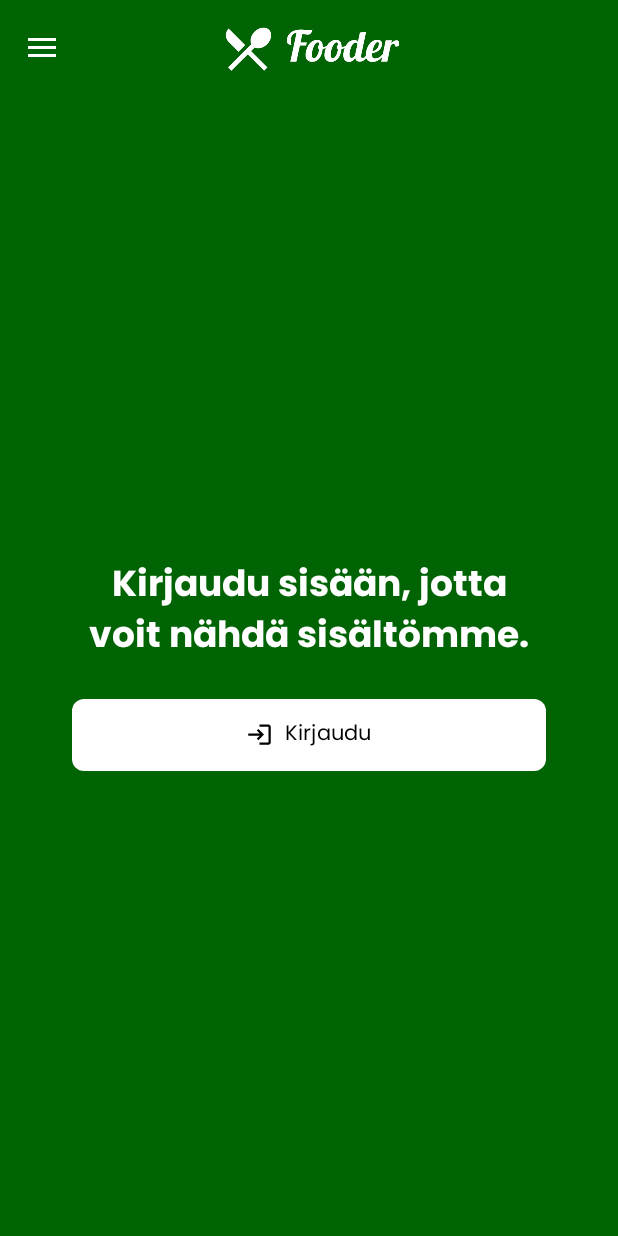
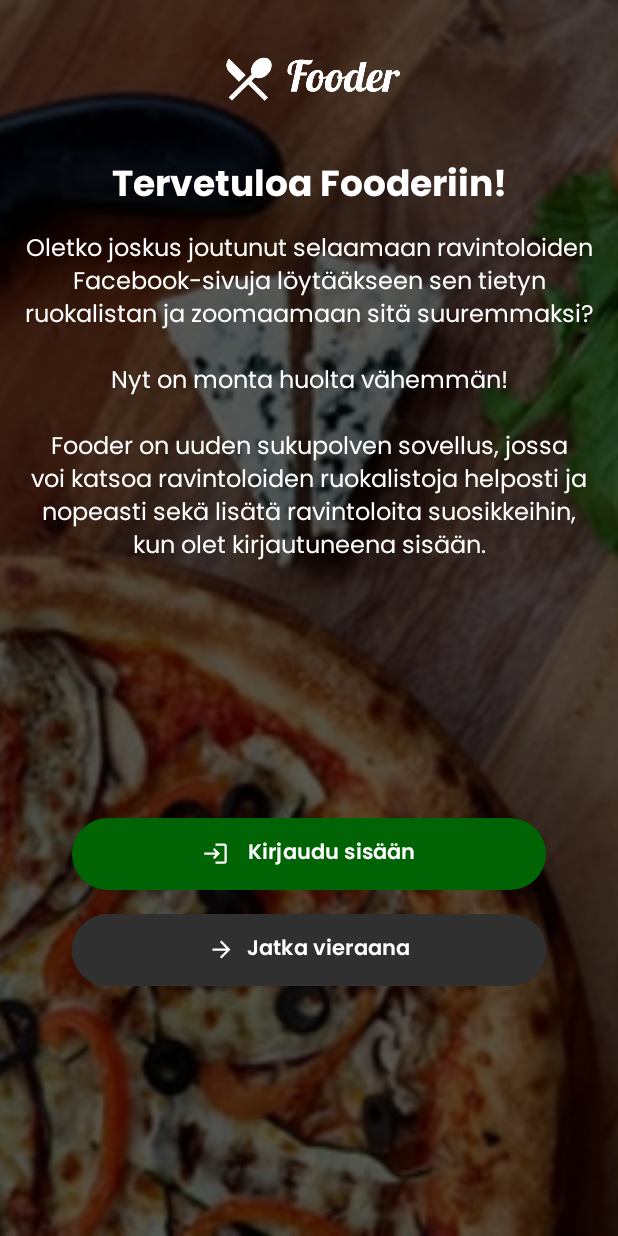
Before and after one commit to Mariapori/Fooder-Android, an Android app: the screen it shows after launch (MainActivity before the commit, OnboardingActivity after it), on a phone screen of 412 x 824 dp. Run offline under Robolectric (Android 15) with nearby library versions, the phone set to English and light mode, and no system bars; our stand-ins replace Firebase (no records; nobody signed in at launch, a user with empty details on screens opened directly).

Commit message:
Onboarding-sivu ja vapaaehtoinen kirjautuminen lisätty sekä muokattu tekstiä.

```diff
--- a/app/src/main/java/fi/jesunmaailma/fooder/android/ui/activities/MainActivity.java
+++ b/app/src/main/java/fi/jesunmaailma/fooder/android/ui/activities/MainActivity.java
@@ -16,13 +16,11 @@ import android.os.Bundle;
 import android.util.Log;
 import android.view.MenuItem;
 import android.view.View;
-import android.widget.LinearLayout;
 import android.widget.ProgressBar;
 import android.widget.TextView;
 
 import com.google.android.gms.tasks.OnCompleteListener;
 import com.google.android.gms.tasks.Task;
-import com.google.android.material.button.MaterialButton;
 import com.google.android.material.navigation.NavigationView;
 import com.google.android.material.snackbar.Snackbar;
 import com.google.firebase.analytics.FirebaseAnalytics;
@@ -38,6 +36,7 @@ import org.json.JSONObject;
 
 import java.util.ArrayList;
 import java.util.List;
+import java.util.Objects;
 
 import fi.jesunmaailma.fooder.android.R;
 import fi.jesunmaailma.fooder.android.adapters.RestaurantAdapter;
@@ -62,10 +61,7 @@ public class MainActivity extends AppCompatActivity
     FirebaseFirestore database;
     DocumentReference documentReference;
 
-    LinearLayout authRequiredContainer;
-
     TextView tvHeadline;
-    MaterialButton mbLogin;
 
     Toolbar toolbar;
     DrawerLayout drawer;
@@ -104,8 +100,6 @@ public class MainActivity extends AppCompatActivity
         setSupportActionBar(toolbar);
 
         tvHeadline = findViewById(R.id.headline);
-        authRequiredContainer = findViewById(R.id.auth_required_container);
-        mbLogin = findViewById(R.id.loginBtn);
 
         drawer = findViewById(R.id.drawer);
         toggle = new ActionBarDrawerToggle(
@@ -121,8 +115,6 @@ public class MainActivity extends AppCompatActivity
         navigationView.setNavigationItemSelectedListener(this);
 
         snackBar = findViewById(R.id.snackbar);
-
-        progressBar.setVisibility(View.VISIBLE);
 
         restaurantList = new ArrayList<>();
 
@@ -146,19 +138,13 @@ public class MainActivity extends AppCompatActivity
         });
 
         if (user == null) {
-            authRequiredContainer.setVisibility(View.VISIBLE);
-            swipeRefreshLayout.setVisibility(View.GONE);
+            progressBar.setVisibility(View.VISIBLE);
             rvRestaurantList.setVisibility(View.GONE);
 
-            mbLogin.setOnClickListener(new View.OnClickListener() {
-                @Override
-                public void onClick(View v) {
-                    startActivity(new Intent(getApplicationContext(), LoginActivity.class));
-                }
-            });
+            getRestaurants(getResources().getString(R.string.digiruokalista_api_base_url) + "HaeYritykset");
         } else {
-            authRequiredContainer.setVisibility(View.GONE);
             progressBar.setVisibility(View.VISIBLE);
+            rvRestaurantList.setVisibility(View.GONE);
 
             documentReference = database.collection("Users").document(user.getUid());
             documentReference.get().addOnCompleteListener(new OnCompleteListener<DocumentSnapshot>() {
@@ -176,7 +162,7 @@ public class MainActivity extends AppCompatActivity
                         tvHeadline.setText(
                                 String.format(
                                         "Morjensta pöytään,\n%s!",
-                                        user.getDisplayName()
+                                        getFirstName(Objects.requireNonNull(user.getDisplayName()))
                                 )
                         );
                     }
@@ -184,6 +170,14 @@ public class MainActivity extends AppCompatActivity
             });
             getRestaurants(getResources().getString(R.string.digiruokalista_api_base_url) + "HaeYritykset");
         }
+    }
+
+    public String getFirstName(String fullName) {
+        int index = fullName.lastIndexOf(" ");
+        if (index > -1) {
+            return fullName.substring(0, index);
+        }
+        return fullName;
     }
 
     public void getRestaurants(String url) {
--- /dev/null
+++ b/app/src/main/java/fi/jesunmaailma/fooder/android/ui/activities/OnboardingActivity.java
@@ -0,0 +1,60 @@
+package fi.jesunmaailma.fooder.android.ui.activities;
+
+import androidx.appcompat.app.AppCompatActivity;
+
+import android.content.Intent;
+import android.os.Bundle;
+import android.view.View;
+
+import com.google.android.material.button.MaterialButton;
+import com.google.firebase.auth.FirebaseAuth;
+import com.google.firebase.auth.FirebaseUser;
+
+import fi.jesunmaailma.fooder.android.R;
+
+public class OnboardingActivity extends AppCompatActivity {
+
+    MaterialButton mbSignIn, mbSkip;
+
+    FirebaseAuth auth;
+    FirebaseUser user;
+
+    @Override
+    protected void onCreate(Bundle savedInstanceState) {
+        super.onCreate(savedInstanceState);
+        setContentView(R.layout.activity_onboarding);
+
+        mbSignIn = findViewById(R.id.btn_sign_in);
+        mbSkip = findViewById(R.id.btn_skip);
+
+        auth = FirebaseAuth.getInstance();
+        user = auth.getCurrentUser();
+
+        // Kirjaudu sisään -nappi vie kirjautumissivulle
+        mbSignIn.setOnClickListener(new View.OnClickListener() {
+            @Override
+            public void onClick(View v) {
+                startActivity(new Intent(getApplicationContext(), LoginActivity.class));
+                finish();
+            }
+        });
+
+        mbSkip.setOnClickListener(new View.OnClickListener() {
+            @Override
+            public void onClick(View v) {
+                startActivity(new Intent(getApplicationContext(), MainActivity.class));
+                finish();
+            }
+        });
+    }
+
+    @Override
+    protected void onStart() {
+        super.onStart();
+
+        if (user != null) {
+            startActivity(new Intent(getApplicationContext(), MainActivity.class));
+            finish();
+        }
+    }
+}
--- a/app/src/main/java/fi/jesunmaailma/fooder/android/ui/activities/RestaurantPage.java
+++ b/app/src/main/java/fi/jesunmaailma/fooder/android/ui/activities/RestaurantPage.java
@@ -167,7 +167,7 @@ public class RestaurantPage extends AppCompatActivity {
             public void onError(String error) {
                 Snackbar snackbar = Snackbar.make(
                         snackBar,
-                        String.format("Hupsista!\nSisältöä ei ladattu. Tarkista Internet-yhteys."),
+                        "Hupsista!\nTarkista Internet-yhteys.",
                         Snackbar.LENGTH_INDEFINITE
                 );
                 snackbar.setAction("Päivitä", new View.OnClickListener() {
--- a/app/src/main/java/fi/jesunmaailma/fooder/android/ui/activities/SplashActivity.java
+++ b/app/src/main/java/fi/jesunmaailma/fooder/android/ui/activities/SplashActivity.java
@@ -39,7 +39,7 @@ public class SplashActivity extends AppCompatActivity {
         handler.postDelayed(new Runnable() {
             @Override
             public void run() {
-                Intent intent = new Intent(getApplicationContext(), MainActivity.class);
+                Intent intent = new Intent(getApplicationContext(), OnboardingActivity.class);
                 startActivity(intent);
                 finish();
             }
--- /dev/null
+++ b/app/src/main/res/drawable/ic_arrow_forward.xml
@@ -0,0 +1,5 @@
+<vector android:autoMirrored="true" android:height="24dp"
+    android:tint="#FFFFFF" android:viewportHeight="24"
+    android:viewportWidth="24" android:width="24dp" xmlns:android="http://schemas.android.com/apk/res/android">
+    <path android:fillColor="@android:color/white" android:pathData="M12,4l-1.41,1.41L16.17,11H4v2h12.17l-5.58,5.59L12,20l8,-8z"/>
+</vector>
--- a/app/src/main/res/layout-sw600dp/activity_login.xml
+++ b/app/src/main/res/layout-sw600dp/activity_login.xml
@@ -188,7 +188,7 @@
                 android:layout_marginEnd="16dp"
                 android:fontFamily="@font/poppins_medium"
                 android:gravity="center"
-                android:text="Fooderissa voit selata ravintoloiden ruokalistoja.\n\nFooderissa käytetään Jesun Maailma -tiliä."
+                android:text="Fooderissa voit selata ravintoloiden ruokalistoja ja kun kirjaudut sisään,\nvoit tallentaa ravintoloita suosikkeihin.\n\nFooderissa käytetään Jesun Maailma -tiliä."
                 android:textAlignment="center"
                 android:textColor="@color/white"
                 android:textSize="14sp"
--- a/app/src/main/res/layout/activity_login.xml
+++ b/app/src/main/res/layout/activity_login.xml
@@ -188,7 +188,7 @@
                 android:layout_marginEnd="16dp"
                 android:fontFamily="@font/poppins_medium"
                 android:gravity="center"
-                android:text="Fooderissa voit selata ravintoloiden ruokalistoja.\n\nFooderissa käytetään Jesun Maailma -tiliä."
+                android:text="Fooderissa voit selata ravintoloiden ruokalistoja ja kun kirjaudut sisään,\nvoit tallentaa ravintoloita suosikkeihin.\n\nFooderissa käytetään Jesun Maailma -tiliä."
                 android:textAlignment="center"
                 android:textColor="@color/white"
                 android:textSize="14sp"
--- /dev/null
+++ b/app/src/main/res/layout/activity_onboarding.xml
@@ -0,0 +1,129 @@
+<?xml version="1.0" encoding="utf-8"?>
+<androidx.constraintlayout.widget.ConstraintLayout xmlns:android="http://schemas.android.com/apk/res/android"
+    xmlns:app="http://schemas.android.com/apk/res-auto"
+    xmlns:tools="http://schemas.android.com/tools"
+    android:layout_width="match_parent"
+    android:layout_height="match_parent"
+    android:background="@color/green"
+    tools:context=".ui.activities.OnboardingActivity">
+
+    <ImageView
+        android:id="@+id/imageView6"
+        android:layout_width="0dp"
+        android:layout_height="0dp"
+        android:foreground="#A6000000"
+        android:scaleType="centerCrop"
+        app:layout_constraintBottom_toBottomOf="parent"
+        app:layout_constraintEnd_toEndOf="parent"
+        app:layout_constraintStart_toStartOf="parent"
+        app:layout_constraintTop_toTopOf="parent"
+        app:srcCompat="@drawable/pizza" />
+
+    <androidx.core.widget.NestedScrollView
+        android:layout_width="match_parent"
+        android:layout_height="match_parent"
+        android:fillViewport="true"
+        app:layout_constraintBottom_toBottomOf="parent"
+        app:layout_constraintEnd_toEndOf="parent"
+        app:layout_constraintStart_toStartOf="parent"
+        app:layout_constraintTop_toTopOf="parent">
+
+        <androidx.constraintlayout.widget.ConstraintLayout
+            android:layout_width="match_parent"
+            android:layout_height="wrap_content">
+
+            <LinearLayout
+                android:layout_width="0dp"
+                android:layout_height="wrap_content"
+                android:layout_marginStart="48dp"
+                android:layout_marginTop="32dp"
+                android:layout_marginEnd="48dp"
+                android:layout_marginBottom="32dp"
+                android:gravity="center"
+                android:orientation="vertical"
+                app:layout_constraintBottom_toBottomOf="parent"
+                app:layout_constraintEnd_toEndOf="parent"
+                app:layout_constraintStart_toStartOf="parent"
+                app:layout_constraintTop_toBottomOf="@+id/linearLayout">
+
+                <com.google.android.material.button.MaterialButton
+                    android:id="@+id/btn_sign_in"
+                    android:layout_width="match_parent"
+                    android:layout_height="wrap_content"
+                    android:fontFamily="@font/poppins_semibold"
+                    android:padding="12dp"
+                    android:text="Kirjaudu sisään"
+                    android:textAlignment="center"
+                    android:textColor="@color/white"
+                    app:backgroundTint="@color/green"
+                    app:cornerRadius="100dp"
+                    app:icon="@drawable/ic_login"
+                    app:iconGravity="textStart"
+                    app:iconPadding="12dp"
+                    app:iconTint="@color/white"
+                    app:rippleColor="@color/white" />
+
+                <com.google.android.material.button.MaterialButton
+                    android:id="@+id/btn_skip"
+                    android:layout_width="match_parent"
+                    android:layout_height="wrap_content"
+                    android:layout_marginTop="8dp"
+                    android:backgroundTint="@color/gray"
+                    android:fontFamily="@font/poppins_semibold"
+                    android:padding="12dp"
+                    android:text="Jatka vieraana"
+                    android:textColor="@color/white"
+                    app:cornerRadius="100dp"
+                    app:icon="@drawable/ic_arrow_forward"
+                    app:iconGravity="textStart"
+                    app:iconTint="@color/white"
+                    app:rippleColor="@color/white" />
+            </LinearLayout>
+
+            <ImageView
+                android:id="@+id/imageView2"
+                android:layout_width="130dp"
+                android:layout_height="40dp"
+                android:layout_marginTop="32dp"
+                app:layout_constraintEnd_toEndOf="parent"
+                app:layout_constraintStart_toStartOf="parent"
+                app:layout_constraintTop_toTopOf="parent"
+                app:srcCompat="@drawable/fooder_logo" />
+
+            <LinearLayout
+                android:id="@+id/linearLayout"
+                android:layout_width="0dp"
+                android:layout_height="wrap_content"
+                android:layout_marginStart="16dp"
+                android:layout_marginTop="32dp"
+                android:layout_marginEnd="16dp"
+                android:orientation="vertical"
+                app:layout_constraintEnd_toEndOf="parent"
+                app:layout_constraintStart_toStartOf="parent"
+                app:layout_constraintTop_toBottomOf="@+id/imageView2">
+
+                <TextView
+                    android:id="@+id/textView"
+                    android:layout_width="match_parent"
+                    android:layout_height="wrap_content"
+                    android:fontFamily="@font/poppins_bold"
+                    android:text="Tervetuloa Fooderiin!"
+                    android:textAlignment="center"
+                    android:textColor="@color/white"
+                    android:textSize="24sp" />
+
+                <TextView
+                    android:id="@+id/textView3"
+                    android:layout_width="match_parent"
+                    android:layout_height="wrap_content"
+                    android:layout_marginTop="8dp"
+                    android:fontFamily="@font/poppins"
+                    android:text="Oletko joskus joutunut selaamaan ravintoloiden Facebook-sivuja löytääkseen sen tietyn ruokalistan ja zoomaamaan sitä suuremmaksi?\n\nNyt on monta huolta vähemmän!\n\nFooder on uuden sukupolven sovellus, jossa voi katsoa ravintoloiden ruokalistoja helposti ja nopeasti sekä lisätä ravintoloita suosikkeihin, kun olet kirjautuneena sisään."
+                    android:textAlignment="center"
+                    android:textColor="@color/white"
+                    android:textSize="16sp" />
+            </LinearLayout>
+        </androidx.constraintlayout.widget.ConstraintLayout>
+    </androidx.core.widget.NestedScrollView>
+
+</androidx.constraintlayout.widget.ConstraintLayout>
--- a/app/src/main/res/layout/activity_profile.xml
+++ b/app/src/main/res/layout/activity_profile.xml
@@ -33,9 +33,9 @@
             <TextView
                 android:layout_width="match_parent"
                 android:layout_height="match_parent"
-                android:fontFamily="@font/poppins_medium"
+                android:fontFamily="@font/poppins_bold"
                 android:gravity="center"
-                android:text="Profiili"
+                android:text="Tili"
                 android:textColor="@color/white"
                 android:textSize="20sp" />
 
@@ -79,9 +79,7 @@
                     android:id="@+id/tv_name"
                     android:layout_width="wrap_content"
                     android:layout_height="wrap_content"
-                    android:layout_marginStart="16dp"
                     android:layout_marginTop="16dp"
-                    android:layout_marginEnd="16dp"
                     android:fontFamily="@font/poppins_bold"
                     android:text="Nimi"
                     android:textAlignment="center"
--- a/app/src/main/res/layout/activity_register.xml
+++ b/app/src/main/res/layout/activity_register.xml
@@ -63,7 +63,7 @@
                 android:layout_marginTop="16dp"
                 android:layout_marginEnd="16dp"
                 android:fontFamily="@font/poppins_medium"
-                android:text="Jos sinulla ei ole tiliä, ei hätää!\nVoit luoda sellaisen tässä.\n\nHyödyt tästä tilistä muissa Jesun Maailman digitaalisissa palveluissa.\n\nFooderissa käytetään Jesun Maailma -tiliä."
+                android:text="Jos sinulla ei ole tiliä, ei hätää!\nVoit luoda sellaisen tässä.\n\nRekisteröitymällä voit tallentaa ravintoloita suosikkeihin.\n\nHyödyt tästä tilistä muissa Jesun Maailman digitaalisissa palveluissa.\n\nFooderissa käytetään Jesun Maailma -tiliä."
                 android:textAlignment="center"
                 android:textColor="@color/white"
                 android:textSize="14sp" />
--- a/app/src/main/res/layout/main_layout.xml
+++ b/app/src/main/res/layout/main_layout.xml
@@ -117,54 +117,6 @@
 
     </androidx.swiperefreshlayout.widget.SwipeRefreshLayout>
 
-    <LinearLayout
-        android:id="@+id/auth_required_container"
-        android:layout_width="match_parent"
-        android:layout_height="wrap_content"
-        android:layout_marginStart="48dp"
-        android:layout_marginEnd="48dp"
-        android:orientation="vertical"
-        android:visibility="gone"
-        app:layout_constraintBottom_toTopOf="@+id/snackbar"
-        app:layout_constraintEnd_toEndOf="parent"
-        app:layout_constraintStart_toStartOf="parent"
-        app:layout_constraintTop_toBottomOf="@+id/appBarLayout">
-
-        <TextView
-            android:id="@+id/auth_required_info"
-            android:layout_width="match_parent"
-            android:layout_height="wrap_content"
-            android:fontFamily="@font/poppins_bold"
-            android:text="@string/auth_required_info"
-            android:textAlignment="center"
-            android:textColor="@color/white"
-            android:textSize="24sp"
-            app:layout_constraintBottom_toBottomOf="parent"
-            app:layout_constraintEnd_toEndOf="parent"
-            app:layout_constraintStart_toStartOf="parent"
-            app:layout_constraintTop_toTopOf="parent" />
-
-        <com.google.android.material.button.MaterialButton
-            android:id="@+id/loginBtn"
-            android:layout_width="match_parent"
-            android:layout_height="wrap_content"
-            android:layout_marginTop="16dp"
-            android:fontFamily="@font/poppins"
-            android:padding="12dp"
-            android:text="Kirjaudu"
-            android:textColor="@color/black"
-            app:backgroundTint="@color/white"
-            app:cornerRadius="8dp"
-            app:icon="@drawable/ic_login"
-            app:iconGravity="textStart"
-            app:iconTint="@color/black"
-            app:layout_constraintEnd_toEndOf="parent"
-            app:layout_constraintStart_toStartOf="parent"
-            app:layout_constraintTop_toBottomOf="@+id/auth_required_info"
-            app:rippleColor="@color/gray" />
-
-    </LinearLayout>
-
     <androidx.coordinatorlayout.widget.CoordinatorLayout
         android:id="@+id/snackbar"
         android:layout_width="match_parent"
--- a/build.gradle
+++ b/build.gradle
@@ -5,8 +5,8 @@ buildscript {
         mavenCentral()
     }
     dependencies {
-        classpath 'com.android.tools.build:gradle:7.2.2'
-        classpath 'com.google.gms:google-services:4.3.13'
+        classpath 'com.android.tools.build:gradle:7.3.0'
+        classpath 'com.google.gms:google-services:4.3.14'
     }
 }
 
```
Also changed, not shown: app/build.gradle (+5 -3 lines), app/src/main/AndroidManifest.xml (+6 -2 lines), app/src/main/java/fi/jesunmaailma/fooder/android/ui/activities/Profile.java (+9 -5 lines), app/src/main/res/layout-land/activity_profile.xml (+35 -16 lines), app/src/main/res/layout-sw600dp/activity_profile.xml (+32 -13 lines), gradle/wrapper/gradle-wrapper.properties, 1 other file.
